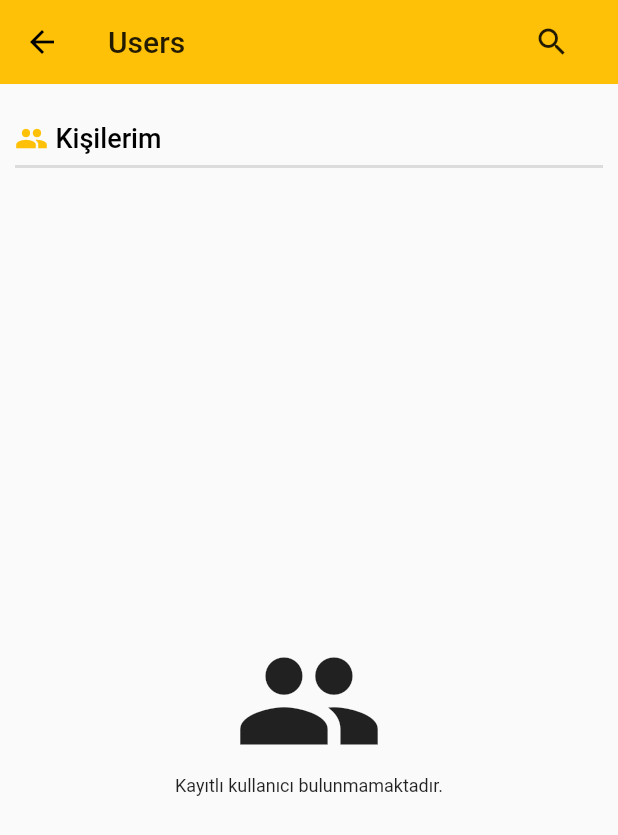
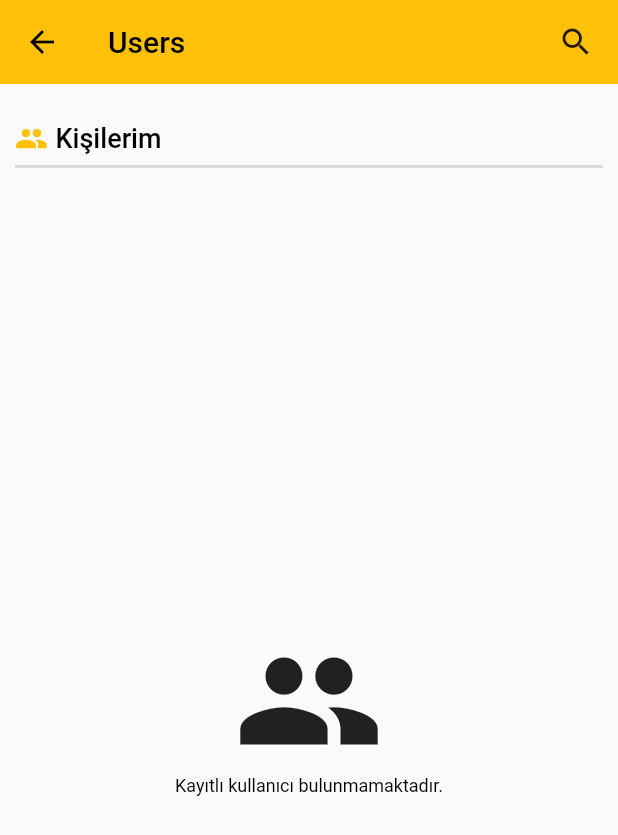
Before and after one commit to HyopeR/LiveChat, a Flutter app: the UsersPage screen opened directly, on a phone screen of 412 x 824 dp. Shown: the top 835 px of the screen. Run offline on Flutter 3.47's test engine with Material 2 defaults, Android fonts, the phone set to English and light mode, and no system bars; our stand-ins replace audioplayers, cloud_firestore, file, firebase_auth, firebase_core, firebase_storage and 5 more; missing offline and left inert: audio_recorder, flutter_facebook_login, swipedetector; accounts and stored records are empty; network calls fail.

Commit message:
Default Appbar change Appbar_widget

```diff
--- a/lib/components/common/appbar_widget.dart
+++ b/lib/components/common/appbar_widget.dart
@@ -4,9 +4,11 @@ import 'package:flutter/material.dart';
 import 'package:live_chat/components/common/container_row.dart';
 import 'package:live_chat/components/common/image_widget.dart';
 
-class AppbarWidget extends StatelessWidget implements PreferredSizeWidget {
+class AppbarWidget extends StatefulWidget implements PreferredSizeWidget {
+  final String appBarType;
   final VoidCallback onLeftSideClick;
   final VoidCallback onTitleClick;
+  final VoidCallback onOperationCancel;
 
   final String titleText;
   final String titleImageUrl;
@@ -14,39 +16,87 @@ class AppbarWidget extends StatelessWidget implements PreferredSizeWidget {
   final Color textColor;
   final Color backgroundColor;
 
+  final List<Widget> actions;
+  final List<Widget> operationActions;
+
   const AppbarWidget({
     Key key,
+    this.appBarType : 'Default',
     this.onLeftSideClick,
     this.onTitleClick,
+    this.onOperationCancel,
     this.titleText,
     this.titleImageUrl,
     this.textColor : Colors.black,
-    this.backgroundColor : Colors.amber
+    this.backgroundColor : Colors.amber,
+    this.actions,
+    this.operationActions,
   }) : super(key: key);
 
   @override
+  AppbarWidgetState createState() => AppbarWidgetState();
+
+  @override
   Size get preferredSize => Size.fromHeight(56);
+}
+
+class AppbarWidgetState extends State<AppbarWidget> {
+  bool operation = false;
+  Color operationColor = Color(0xFFe7ad01);
+
+  void operationCancel() {
+    setState(() {
+      operation = false;
+    });
+  }
+
+  void operationOpen() {
+    setState(() {
+      operation = true;
+    });
+  }
 
   @override
   Widget build(BuildContext context) {
+
+    if(!operation) {
+      switch(widget.appBarType) {
+        case('Chat'):
+          return chatAppBar();
+          break;
+
+        case('Default'):
+          return defaultAppBar();
+          break;
+
+        default:
+          return AppBar();
+          break;
+      }
+    } else {
+      return operationAppBar();
+    }
+
+  }
+
+  Widget chatAppBar() {
     return AppBar(
       elevation: 0,
-        leadingWidth: 85,
-
-        backgroundColor: backgroundColor,
+      leadingWidth: 106,
+      backgroundColor: widget.backgroundColor,
 
       leading: InkWell(
-          onTap: onLeftSideClick,
+        onTap: widget.onLeftSideClick,
         child: ContainerRow(
           mainAxisAlignment: MainAxisAlignment.center,
           crossAxisAlignment: CrossAxisAlignment.stretch,
           children: [
             Icon(
               Platform.isAndroid ? Icons.arrow_back : Icons.arrow_back_ios,
-                color: textColor,
+              color: widget.textColor,
             ),
             ImageWidget(
-                imageUrl: titleImageUrl,
+              imageUrl: widget.titleImageUrl,
               imageWidth: 50,
               imageHeight: 50,
               backgroundShape: BoxShape.circle,
@@ -54,11 +104,38 @@ class AppbarWidget extends StatelessWidget implements PreferredSizeWidget {
           ],
         ),
       ),
+
+      titleSpacing: 0,
       title: InkWell(
-            onTap: onTitleClick,
-            child: Text(titleText, style: TextStyle(color: textColor))
-        )
+          onTap: widget.onTitleClick,
+          child: Text(widget.titleText, style: TextStyle(color: widget.textColor))
+      ),
+
+      actions: widget.actions,
     );
   }
 
+  Widget defaultAppBar() {
+    return AppBar(
+      elevation: 0,
+      backgroundColor: widget.backgroundColor,
+      title: Text(widget.titleText, style: TextStyle(color: widget.textColor)),
+      actions: widget.actions,
+    );
   }
+
+  Widget operationAppBar() {
+    return AppBar(
+      elevation: 0,
+      backgroundColor: operationColor,
+      leading: InkWell(
+        onTap: () {
+          widget.onOperationCancel();
+          operationCancel();
+        },
+        child: Icon(Icons.cancel),
+      ),
+      actions: widget.operationActions,
+    );
+  }
+}
--- a/lib/components/pages/camera_preview_page.dart
+++ b/lib/components/pages/camera_preview_page.dart
@@ -94,7 +94,8 @@ class _CameraPreviewPageState extends State<CameraPreviewPage> {
                       onLeftSideClick: () {
                         popControl();
                       },
-                      titleImageUrl: _chatView.groupType == 'Private'
+                    appBarType: 'Chat',
+                    titleImageUrl: _chatView.groupType == 'Private'
                           ? _chatView.interlocutorUser.userProfilePhotoUrl
                           : _chatView.selectedChat.groupImageUrl,
                       titleText: _chatView.groupType == 'Private'
--- a/lib/components/pages/chat_page.dart
+++ b/lib/components/pages/chat_page.dart
@@ -49,6 +49,7 @@ class _ChatPageState extends State<ChatPage> {
               Navigator.of(context).pop();
               _chatView.unSelectChat();
               },
+            appBarType: 'Chat',
             titleImageUrl: _chatView.groupType == 'Private'
                 ? _chatView.interlocutorUser.userProfilePhotoUrl
                 : _chatView.selectedChat.groupImageUrl,
--- a/lib/components/pages/search_user_page.dart
+++ b/lib/components/pages/search_user_page.dart
@@ -93,7 +93,9 @@ class _SearchUserPageState extends State<SearchUserPage> {
                     });
 
                     refreshUsers();
-                    _focusNode.previousFocus() ? _focusNode.unfocus() : null;
+                    if(_focusNode.hasPrimaryFocus)
+                      _focusNode.unfocus();
+
                     _controller.clear();
                   },
 
--- a/lib/components/pages/users_page.dart
+++ b/lib/components/pages/users_page.dart
@@ -1,4 +1,5 @@
 import 'package:flutter/material.dart';
+import 'package:live_chat/components/common/appbar_widget.dart';
 import 'package:live_chat/components/common/container_column.dart';
 import 'package:live_chat/components/common/image_widget.dart';
 import 'package:live_chat/components/common/title_area.dart';
@@ -24,16 +25,27 @@ class _UsersPageState extends State<UsersPage> {
     _chatView = Provider.of<ChatView>(context);
 
     return Scaffold(
-        appBar: AppBar(
-          title: Text('Users'),
-          elevation: 0,
-          actions: [
+        appBar: AppbarWidget(
+            titleText: 'Users',
+            actions: [
+              FlatButton(
+                  minWidth: 50,
+                  child: Icon(Icons.search),
+                  onPressed: () => Navigator.push(context, MaterialPageRoute(builder: (context) => SearchUserPage()))
+              )
+            ],
+
+          operationActions: [
             FlatButton(
-                child: Icon(Icons.search),
-                onPressed: () => Navigator.push(context, MaterialPageRoute(builder: (context) => SearchUserPage()))
+                minWidth: 50,
+                child: Text('Yeni Grup'),
+                onPressed: () {
+
+                }
             )
           ],
         ),
+
         body: SafeArea(
           child: ContainerColumn(
             padding: EdgeInsets.all(10),
@@ -45,7 +57,6 @@ class _UsersPageState extends State<UsersPage> {
                   builder: (context, futureResult) {
                     if (futureResult.hasData) {
                       List<UserModel> users = futureResult.data;
-                      print(users.toString());
 
                       if (users.length > 0)
                         return RefreshIndicator(
--- a/lib/main.dart
+++ b/lib/main.dart
@@ -43,12 +43,17 @@ class MyApp extends StatelessWidget {
         },
 
         theme: ThemeData(
+
           primarySwatch: Colors.amber,
+          textSelectionColor: Colors.black,
+
           visualDensity: VisualDensity.adaptivePlatformDensity,
           textTheme: TextTheme(
             headline6: TextStyle(fontSize: 18),
             bodyText2: TextStyle(fontSize: 12),
             bodyText1: TextStyle(fontSize: 12),
+          ).apply(
+            bodyColor: Colors.black,
           ),
 
           inputDecorationTheme: InputDecorationTheme(
--- a/lib/services/firestore_db_service.dart
+++ b/lib/services/firestore_db_service.dart
@@ -90,8 +90,6 @@ class FireStoreDbService implements DbBase {
   Future<List<UserModel>> searchUsers(String userName) async {
     QuerySnapshot usersQuery;
 
-    print(userName);
-
     if(userName.trim().length > 0) {
       usersQuery = await _fireStore.collection('users').orderBy('userName').startAt([userName]).endAt([userName]).get();
     } else {
@@ -145,10 +143,6 @@ class FireStoreDbService implements DbBase {
     QuerySnapshot groupQuery = await _fireStore.collection('groups')
         .where('members', isEqualTo: userIdList)
         .get();
-
-    groupQuery.docs.forEach((element) {
-      print('Foreach: ' + element.data().toString());
-    });
 
     // Grup varsa var olanı döndürür.
     if(groupQuery.docs.length > 0) {
```
Also changed, not shown: lib/components/pages/chats_page.dart (+80 -6 lines), lib/components/pages/profile_page.dart (+12 -7 lines). Lines whose indentation alone changed are shown as unchanged.
